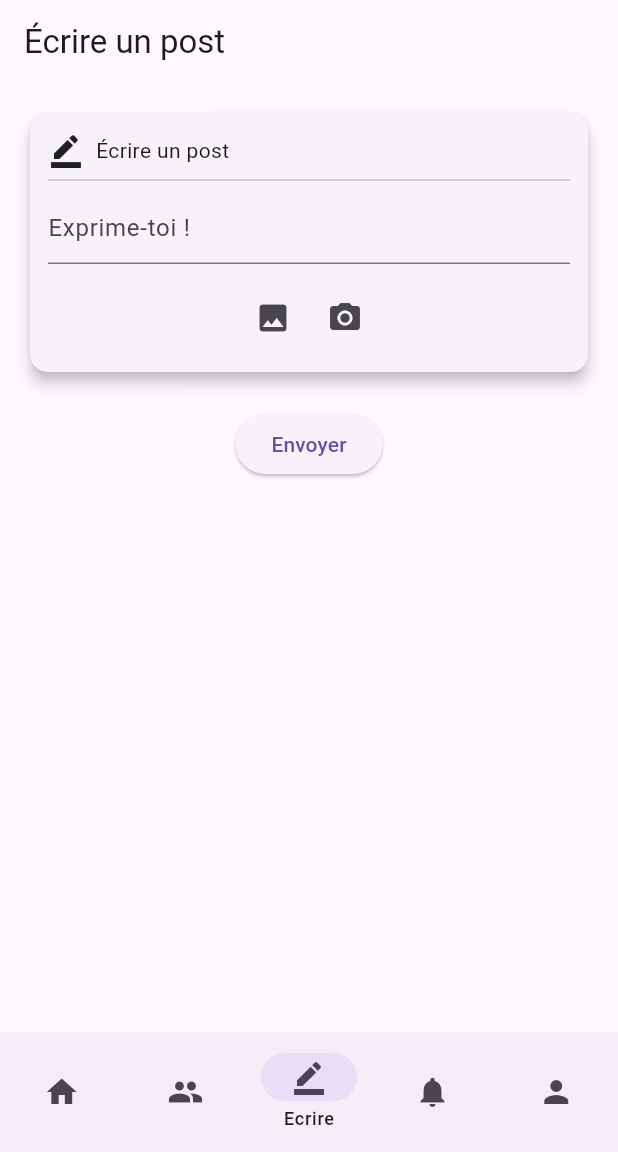
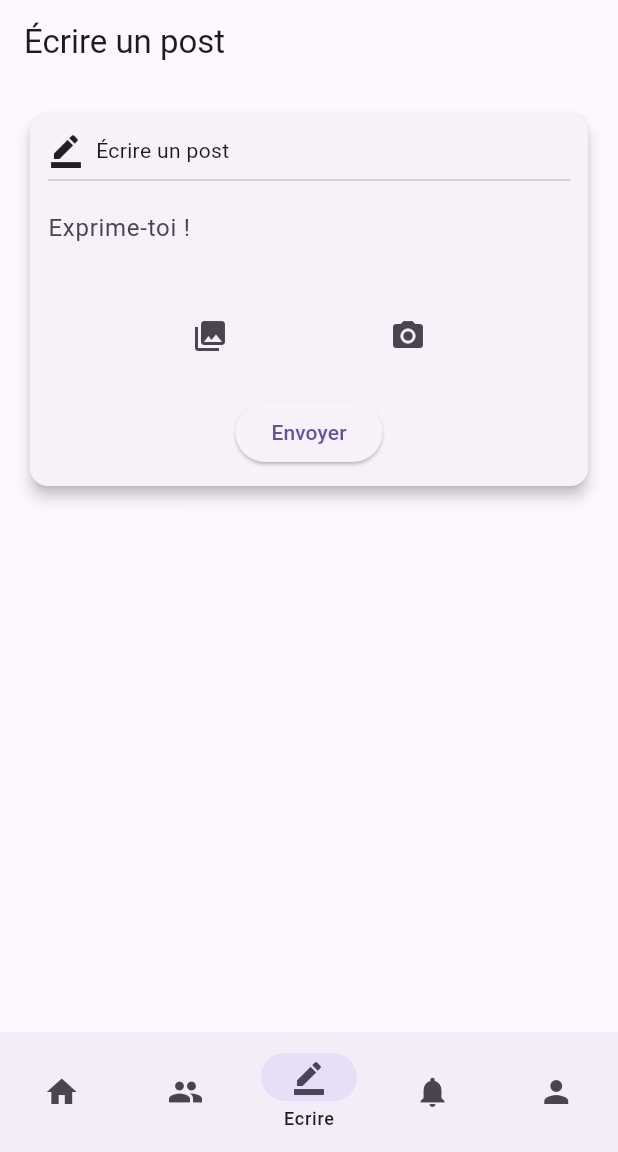
Before and after one commit to Nourrrrr0715/chti_face_book, a Flutter app: the screen it shows once a user with an empty profile is signed in, item 3 of the bottom bar chosen, after a tap on the "camera alt" icon, on a phone screen of 412 x 824 dp, the part 84-1236 px from its top. Run offline on Flutter 3.47's test engine with Material 3 defaults, Android fonts, the phone set to English and light mode, and no system bars; our stand-ins replace cloud_firestore, firebase_auth, firebase_core, firebase_storage, image_picker; accounts and stored records are empty; network calls fail.

Commit message:
Create post

```diff
--- a/lib/pages/page_accueil.dart
+++ b/lib/pages/page_accueil.dart
@@ -1,40 +1,44 @@
+import 'package:chti_face_bouc/modeles/post.dart';
+import 'package:chti_face_bouc/services_firebase/service_firestore.dart';
+import 'package:chti_face_bouc/widgets/widget_post.dart';
+import 'package:chti_face_bouc/widgets/widget_vide.dart';
+import 'package:cloud_firestore/cloud_firestore.dart';
 import 'package:flutter/material.dart';
-import '../services_firebase/service_firestore.dart';
-import '../widgets/widget_post.dart';
-import '../widgets/widget_vide.dart';
 
 class PageAccueil extends StatelessWidget {
   const PageAccueil({super.key});
 
   @override
+  @override
   Widget build(BuildContext context) {
-    final firestore = ServiceFirestore();
-
-    return Scaffold(
-      // AppBar bleue
-      appBar: AppBar(title: const Text("Accueil")),
-      body: StreamBuilder(
-        stream: firestore.allPosts(),
-        builder: (context, snapshot) {
+    return StreamBuilder(
+      stream: ServiceFirestore().allPosts(),
+      builder: (BuildContext context, AsyncSnapshot<QuerySnapshot> snapshot) {
         if (snapshot.connectionState == ConnectionState.waiting) {
           return const Center(child: CircularProgressIndicator());
+        }
+
+        if (snapshot.hasError) {
+          return const WidgetVide();
         }
 
         if (!snapshot.hasData || snapshot.data!.docs.isEmpty) {
           return const WidgetVide(titre: "Aucun post");
         }
 
-          final docs = snapshot.data!.docs;
-
         return ListView.builder(
-            itemCount: docs.length,
+          itemCount: snapshot.data!.docs.length,
           itemBuilder: (context, index) {
-              final data = docs[index].data() as Map<String, dynamic>;
-              return PostWidget(data: data);
+            final doc = snapshot.data!.docs[index];
+            final post = Post(
+              reference: doc.reference,
+              id: doc.id,
+              map: doc.data() as Map<String, dynamic>,
+            );
+            return WidgetPost(post: post);
           },
         );
       },
-      ),
     );
   }
 }
--- a/lib/pages/page_ecrire_post.dart
+++ b/lib/pages/page_ecrire_post.dart
@@ -1,12 +1,13 @@
+import 'package:chti_face_bouc/modeles/membre.dart';
 import 'package:flutter/material.dart';
 import 'package:image_picker/image_picker.dart';
 import 'dart:io';
 
 import '../services_firebase/service_firestore.dart';
-import '../services_firebase/service_storage.dart';
 
 class PageEcrirePost extends StatefulWidget {
-  const PageEcrirePost({super.key});
+  final Membre member;
+  const PageEcrirePost({super.key, required this.member});
 
   @override
   State<PageEcrirePost> createState() => _PageEcrirePostState();
@@ -14,32 +15,51 @@ class PageEcrirePost extends StatefulWidget {
 
 class _PageEcrirePostState extends State<PageEcrirePost> {
   final TextEditingController textController = TextEditingController();
-  File? selectedImage;
+  XFile? selectedImage;
+
+  @override
+  void initState() {
+    super.initState();
+  }
+
+  @override
+  void dispose() {
+    textController.dispose();
+    super.dispose();
+  }
 
   Future<void> takePic(ImageSource source) async {
-    final picker = ImagePicker();
-    final pickedFile = await picker.pickImage(source: source, imageQuality: 50);
-
-    if (pickedFile != null) {
+    final XFile? image = await ImagePicker().pickImage(
+      source: source,
+      maxWidth: 800,
+    );
+    if (image != null) {
       setState(() {
-        selectedImage = File(pickedFile.path);
+        selectedImage = XFile(image.path);
       });
     }
   }
 
-  Future<void> _sendPost() async {
+  void envoyerPost() async {
     final texte = textController.text.trim();
-    if (texte.isEmpty || selectedImage == null) return;
+    FocusScope.of(context).requestFocus(FocusNode());
 
-    // 1. Upload image
-    final imageUrl = await ServiceStorage().uploadImage(selectedImage!);
+    if (texte.isEmpty && selectedImage == null) return;
 
-    // 2. Envoyer dans Firestore
-    await ServiceFirestore().createPost(texte: texte, imageUrl: imageUrl);
+    try {
+      await ServiceFirestore().createPost(
+        member: widget.member,
+        text: texte,
+        image: selectedImage,
+      );
 
-    // 3. Retour à l’accueil
-    if (!mounted) return;
-    Navigator.pop(context);
+      textController.clear();
+      setState(() {
+        selectedImage = null;
+      });
+    } catch (e) {
+      debugPrint('Error creating post: $e');
+    }
   }
 
   @override
@@ -67,16 +87,24 @@ class _PageEcrirePostState extends State<PageEcrirePost> {
                     TextField(
                       controller: textController,
                       maxLines: null,
-                      decoration: const InputDecoration(hintText: "Exprime-toi !"),
+                      decoration: const InputDecoration(
+                        hintText: "Exprime-toi !",
+                        border: InputBorder.none,
+                      ),
                     ),
                     const SizedBox(height: 12),
                     if (selectedImage != null)
-                      Image.file(selectedImage!, height: 150),
+                      Image.file(
+                        File(selectedImage!.path),
+                        height: 200,
+                        fit: BoxFit.cover,
+                      ),
+                    const SizedBox(height: 12),
                     Row(
-                      mainAxisAlignment: MainAxisAlignment.center,
+                      mainAxisAlignment: MainAxisAlignment.spaceEvenly,
                       children: [
                         IconButton(
-                          icon: const Icon(Icons.photo),
+                          icon: const Icon(Icons.photo_library),
                           onPressed: () => takePic(ImageSource.gallery),
                         ),
                         IconButton(
@@ -85,14 +113,16 @@ class _PageEcrirePostState extends State<PageEcrirePost> {
                         ),
                       ],
                     ),
+                    const SizedBox(height: 16),
+                    ElevatedButton(
+                      onPressed: () async {
+                        envoyerPost();
+                      },
+                      child: const Text("Envoyer"),
+                    ),
                   ],
                 ),
               ),
-            ),
-            const SizedBox(height: 20),
-            ElevatedButton(
-              onPressed: _sendPost,
-              child: const Text("Envoyer"),
             ),
           ],
         ),
--- a/lib/pages/page_navigation.dart
+++ b/lib/pages/page_navigation.dart
@@ -41,7 +41,7 @@ class _PageNavigationState extends State<PageNavigation> {
               List<Widget> bodies = [
                 PageAccueil(),
                 PageMembres(),
-                PageEcrirePost(),
+                PageEcrirePost(member: member),
                 PageNotif(),
                 PageProfil(membre: member),
               ];
```
Also changed, not shown: lib/services_firebase/service_firestore.dart (+30 -21 lines), lib/services_firebase/service_storage.dart (+18 -8 lines), lib/widgets/widget_post.dart (+58 -24 lines). Lines whose indentation alone changed are shown as unchanged.
